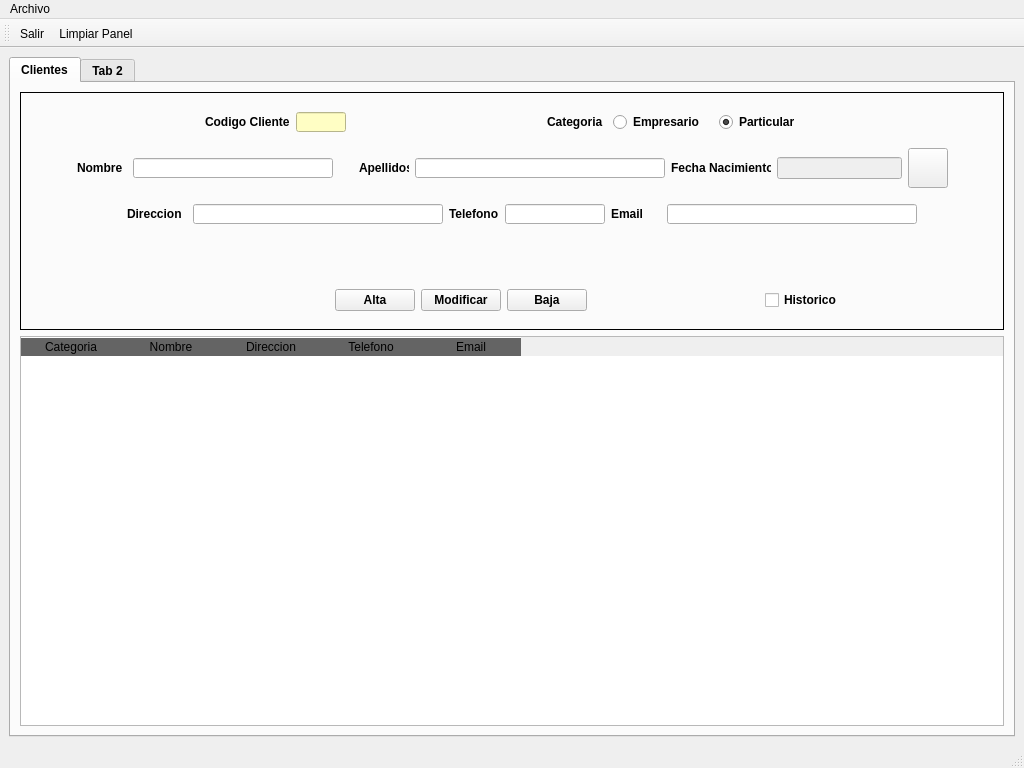
The window that templates/mainWindow.ui (Sierrowsky/SierraPerezR) describes before a commit, drawn with Qt 5.
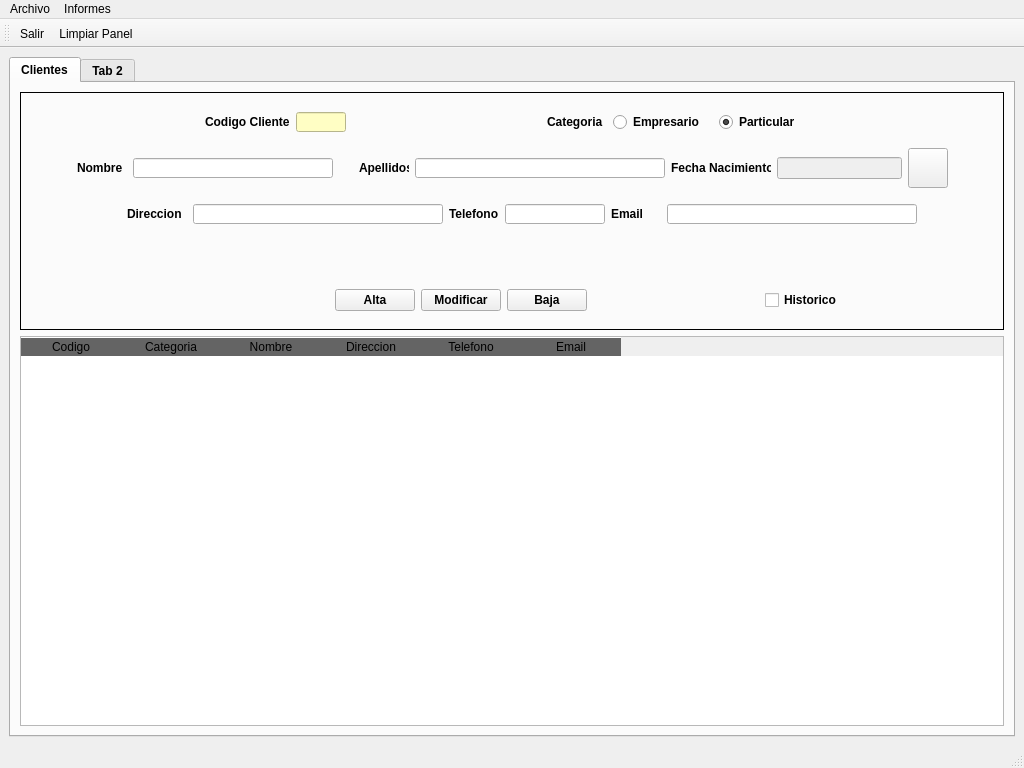
The same window after the commit. Icons and pictures are not drawn.

```diff
--- a/templates/mainWindow.ui
+++ b/templates/mainWindow.ui
@@ -29,7 +29,6 @@
      <widget class="QTabWidget" name="tabWidget">
       <property name="font">
        <font>
-        <weight>75</weight>
         <bold>true</bold>
         <underline>false</underline>
        </font>
@@ -59,6 +58,11 @@
           <property name="showGrid">
            <bool>true</bool>
           </property>
+          <column>
+           <property name="text">
+            <string>Codigo</string>
+           </property>
+          </column>
           <column>
            <property name="text">
             <string>Categoria</string>
@@ -753,7 +757,7 @@
      <x>0</x>
      <y>0</y>
      <width>1024</width>
-     <height>21</height>
+     <height>22</height>
     </rect>
    </property>
    <widget class="QMenu" name="menuSalir">
@@ -761,7 +765,14 @@
      <string>Archivo</string>
     </property>
    </widget>
+   <widget class="QMenu" name="menuInformes">
+    <property name="title">
+     <string>Informes</string>
+    </property>
+    <addaction name="actionListado_Clientes"/>
+   </widget>
    <addaction name="menuSalir"/>
+   <addaction name="menuInformes"/>
   </widget>
   <widget class="QStatusBar" name="statusbar"/>
   <widget class="QToolBar" name="toolBar">
```
Left out of the diff: 69 changed lines with no effect on the pictures.
